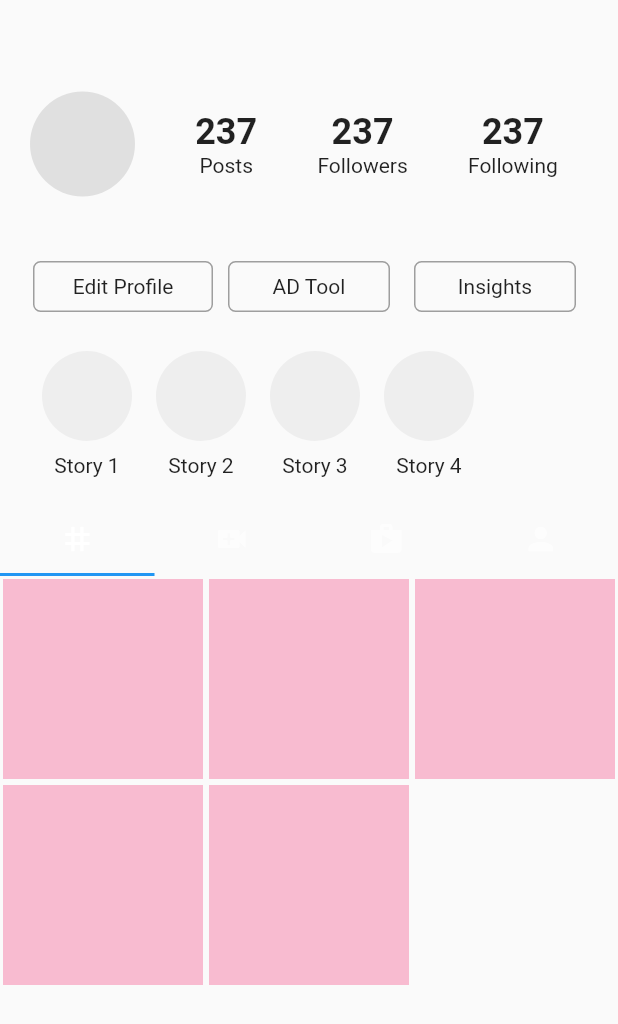
After one commit to Atharva-Malode/paws, a Flutter app: the UserProfile screen opened directly, on a phone screen of 412 x 824 dp. The commit adds this screen. Shown: the top 1024 px of the screen. Run offline on Flutter 3.47's test engine with Material 2 defaults, Android fonts, the phone set to English and light mode, and no system bars; our stand-ins replace firebase_auth, firebase_core, google_fonts; accounts and stored records are empty.

Commit message:
added ui

```diff
--- a/lib/pages/home.dart
+++ b/lib/pages/home.dart
@@ -1,8 +1,8 @@
 // ignore_for_file:  prefer_interpolation_to_compose_strings, avoid_print,prefer_const_literals_to_create_immutables,prefer_const_constructors,unused_import
 import 'package:flutter/material.dart';
 
-import '../utility.dart/post.dart';
-import '../utility.dart/stories.dart';
+import '../utility/post.dart';
+import '../utility/stories.dart';
 
 class UserHome extends StatelessWidget {
   //const UserHome({super.key});
--- /dev/null
+++ b/lib/pages/profile.dart
@@ -0,0 +1,160 @@
+// ignore_for_file:  prefer_interpolation_to_compose_strings, avoid_print,prefer_const_literals_to_create_immutables,prefer_const_constructors,unused_import
+import 'package:flutter/material.dart';
+
+import '../utility/account_tab1.dart';
+import '../utility/account_tab2.dart';
+import '../utility/account_tab3.dart';
+import '../utility/account_tab4.dart';
+import '../utility/stories.dart';
+
+class UserProfile extends StatelessWidget {
+  const UserProfile({super.key});
+
+  @override
+  Widget build(BuildContext context) {
+    return DefaultTabController(
+      length: 4,
+      child: Scaffold(
+        body: Column(
+          children: [
+            Padding(
+              padding: const EdgeInsets.only(left: 20.0, top: 26),
+              child: Row(
+                mainAxisAlignment: MainAxisAlignment.spaceBetween,
+                children: [
+                  Container(
+                    height: 140,
+                    width: 70,
+                    decoration: BoxDecoration(
+                        color: Colors.grey[300], shape: BoxShape.circle),
+                  ),
+                  Expanded(
+                    child: Row(
+                      mainAxisAlignment: MainAxisAlignment.spaceEvenly,
+                      children: [
+                        Column(
+                          children: [
+                            Text(
+                              '237',
+                              style: TextStyle(
+                                  fontWeight: FontWeight.bold, fontSize: 24),
+                            ),
+                            Text('Posts'),
+                          ],
+                        ),
+                        Column(
+                          children: [
+                            Text(
+                              '237',
+                              style: TextStyle(
+                                  fontWeight: FontWeight.bold, fontSize: 24),
+                            ),
+                            Text('Followers')
+                          ],
+                        ),
+                        Column(
+                          children: [
+                            Text(
+                              '237',
+                              style: TextStyle(
+                                  fontWeight: FontWeight.bold, fontSize: 24),
+                            ),
+                            Text('Following')
+                          ],
+                        ),
+                      ],
+                    ),
+                  ),
+                ],
+              ),
+            ),
+            Padding(
+              padding: const EdgeInsets.symmetric(horizontal: 20.0),
+              child: Row(
+                children: [
+                  Expanded(
+                    child: Padding(
+                      padding: const EdgeInsets.symmetric(horizontal: 2.0),
+                      child: Container(
+                        padding: EdgeInsets.all(8.0),
+                        child: Center(child: Text('Edit Profile')),
+                        decoration: BoxDecoration(
+                          border: Border.all(color: Colors.grey),
+                          borderRadius: BorderRadius.circular(5),
+                        ),
+                      ),
+                    ),
+                  ),
+                  Expanded(
+                    child: Padding(
+                      padding: const EdgeInsets.all(8.0),
+                      child: Container(
+                        padding: EdgeInsets.all(8.0),
+                        child: Center(child: Text('AD Tool')),
+                        decoration: BoxDecoration(
+                          border: Border.all(color: Colors.grey),
+                          borderRadius: BorderRadius.circular(5),
+                        ),
+                      ),
+                    ),
+                  ),
+                  Expanded(
+                    child: Padding(
+                      padding: const EdgeInsets.all(8.0),
+                      child: Container(
+                        padding: EdgeInsets.all(8.0),
+                        child: Center(child: Text('Insights')),
+                        decoration: BoxDecoration(
+                          border: Border.all(color: Colors.grey),
+                          borderRadius: BorderRadius.circular(5),
+                        ),
+                      ),
+                    ),
+                  ),
+                ],
+              ),
+            ),
+            Padding(
+              padding:
+                  const EdgeInsets.symmetric(horizontal: 20.0, vertical: 10),
+              child: Row(
+                children: [
+                  Stories(name: 'Story 1'),
+                  Stories(name: 'Story 2'),
+                  Stories(name: 'Story 3'),
+                  Stories(name: 'Story 4'),
+                ],
+              ),
+            ),
+            TabBar(
+              tabs: [
+                Tab(
+                  icon: Icon(Icons.grid_3x3_outlined),
+                ),
+                Tab(
+                  icon: Icon(Icons.video_call),
+                ),
+                Tab(
+                  icon: Icon(Icons.shop),
+                ),
+                Tab(
+                  icon: Icon(Icons.person),
+                ),
+              ],
+            ),
+            Expanded(
+              child: TabBarView(
+                children: [
+                  AccountTab1(),
+                  AccountTab2(),
+                  AccountTab3(),
+                  AccountTab4(),
+                ],
+              ),
+            ),
+          ],
+        ),
+      ),
+    );
+  }
+}
--- /dev/null
+++ b/lib/utility/account_tab1.dart
@@ -0,0 +1,23 @@
+import 'package:flutter/material.dart';
+
+class AccountTab1 extends StatelessWidget {
+  final List<String> userPosts = [];
+
+  @override
+  Widget build(BuildContext context) {
+    return GridView.builder(
+      itemCount: 5,
+      gridDelegate: SliverGridDelegateWithFixedCrossAxisCount(
+        crossAxisCount: 3,
+      ),
+      itemBuilder: (context, index) {
+        return Padding(
+          padding: const EdgeInsets.all(2.0),
+          child: Container(
+            color: Colors.pink[100],
+          ),
+        );
+      },
+    );
+  }
+}
```
Also changed, not shown: lib/pages/Home_Page.dart (+6 -2 lines), lib/pages/search.dart (added, +33 -0 lines), lib/pages/shops.dart (added, +59 -0 lines), lib/utility/account_tab2.dart (added, +23 -0 lines), lib/utility/account_tab3.dart (added, +23 -0 lines), lib/utility/account_tab4.dart (added, +23 -0 lines), lib/utility/search_grid.dart (added, +17 -0 lines), lib/utility/shop_grid.dart (added, +21 -0 lines).
